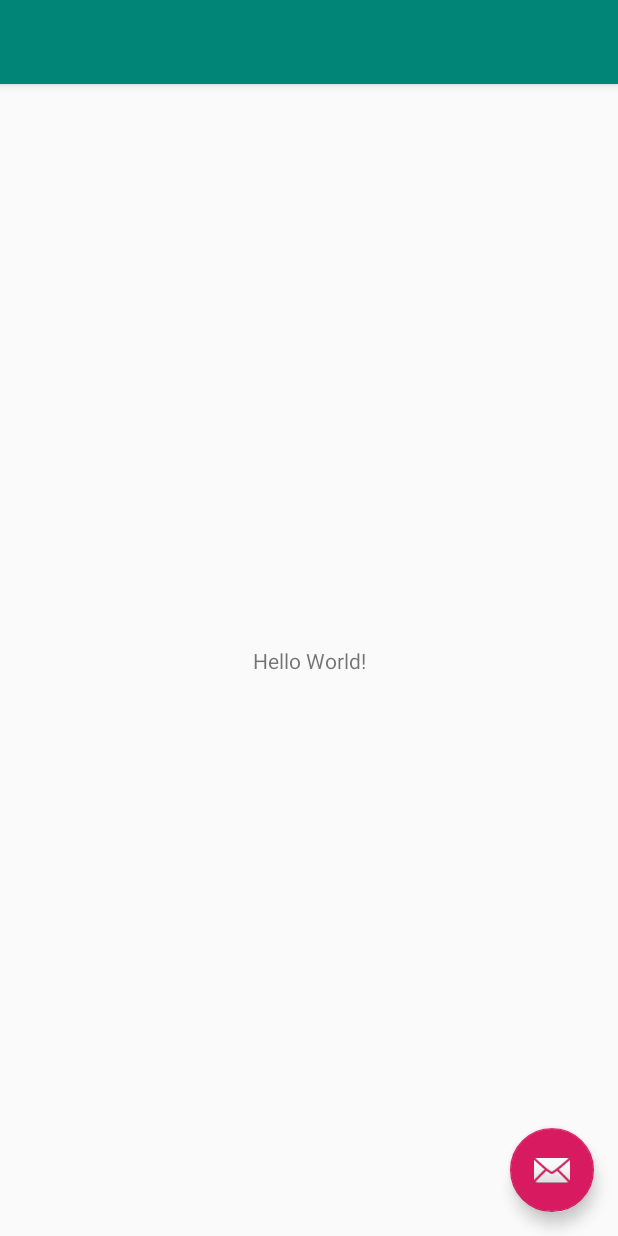
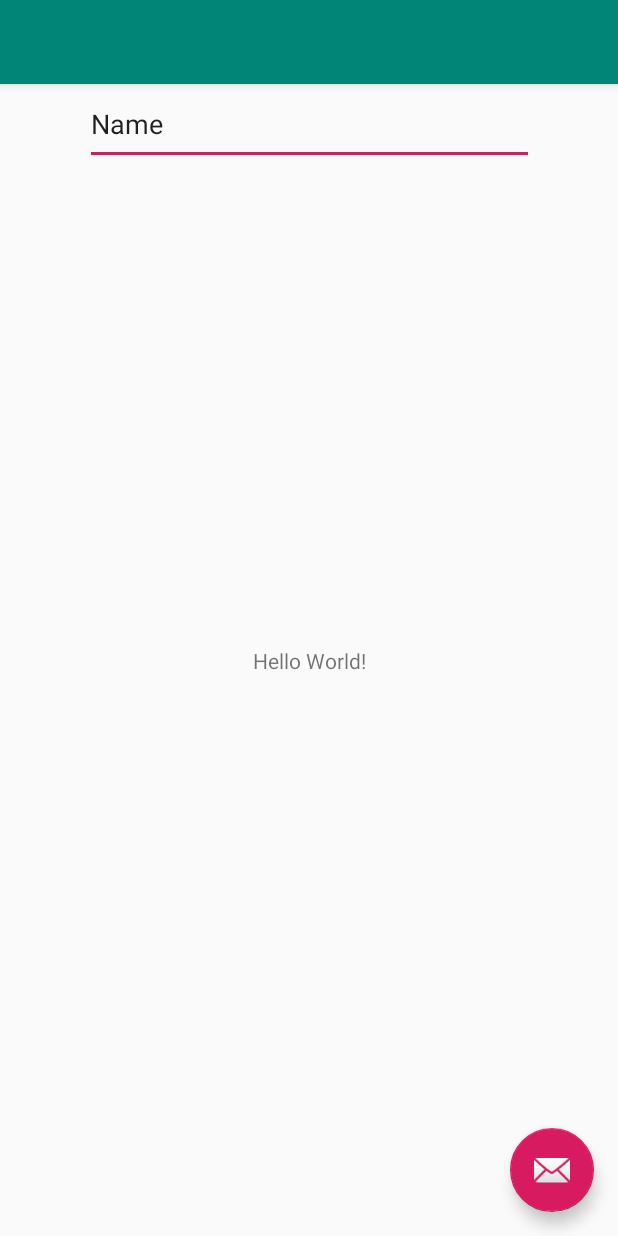
Before and after one commit to lokcito/avispa, an Android app: the layout app_bar_main.xml on its own in the app's theme, with its tools: preview values and no code run, on a phone screen of 412 x 824 dp. Run offline under Robolectric (Android 15) with nearby library versions, the phone set to English and light mode, and no system bars.

Commit message:
adding change but no works in huawei

```diff
--- a/app/build.gradle
+++ b/app/build.gradle
@@ -26,7 +26,7 @@ dependencies {
     implementation 'com.android.support.constraint:constraint-layout:1.1.3'
     implementation 'com.google.firebase:firebase-core:16.0.9'
     implementation 'com.google.firebase:firebase-messaging:18.0.0'
-    implementation 'com.pusher:push-notifications-android:1.4.1'
+//    implementation 'com.pusher:push-notifications-android:1.4.1'
     testImplementation 'junit:junit:4.12'
     androidTestImplementation 'com.android.support.test:runner:1.0.2'
     androidTestImplementation 'com.android.support.test.espresso:espresso-core:3.0.2'
--- a/app/src/main/AndroidManifest.xml
+++ b/app/src/main/AndroidManifest.xml
@@ -9,6 +9,11 @@
         android:roundIcon="@mipmap/ic_launcher_round"
         android:supportsRtl="true"
         android:theme="@style/AppTheme">
+        <service android:name=".services.FbMessagingService">
+            <intent-filter>
+                <action android:name="com.google.firebase.MESSAGING_EVENT"/>
+            </intent-filter>
+        </service>
         <activity
             android:name=".MainActivity"
             android:label="@string/app_name"
--- a/app/src/main/res/layout/content_main.xml
+++ b/app/src/main/res/layout/content_main.xml
@@ -17,4 +17,17 @@
         app:layout_constraintRight_toRightOf="parent"
         app:layout_constraintTop_toTopOf="parent" />
 
+    <EditText
+        android:id="@+id/editText"
+        android:layout_width="299dp"
+        android:layout_height="54dp"
+        android:layout_marginStart="8dp"
+        android:layout_marginEnd="8dp"
+        android:ems="10"
+        android:inputType="textPersonName"
+        android:text="Name"
+        app:layout_constraintEnd_toEndOf="parent"
+        app:layout_constraintStart_toStartOf="parent"
+        tools:layout_editor_absoluteY="374dp" />
+
 </android.support.constraint.ConstraintLayout>
--- a/app/src/main/res/values/strings.xml
+++ b/app/src/main/res/values/strings.xml
@@ -13,4 +13,5 @@
     <string name="menu_tools">Tools</string>
     <string name="menu_share">Share</string>
     <string name="menu_send">Send</string>
+    <string name="msg_token_fmt">Bichitos FCM Token: %s</string>
 </resources>
```
Also changed, not shown: app/src/main/java/info/rayrojas/avispa/MainActivity.java (+32 -3 lines), app/src/main/java/info/rayrojas/avispa/services/FbMessagingService.java (added, +10 -0 lines), 3 other files.
